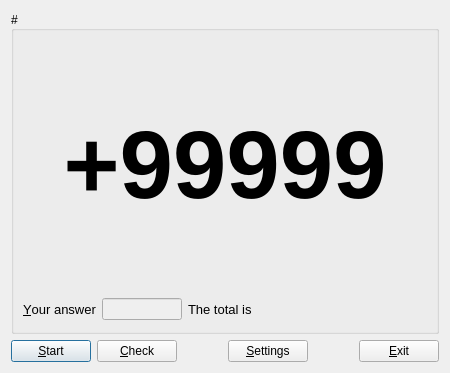
solsticedhiver/mental_calculation, file main.ui: the form before one commit.
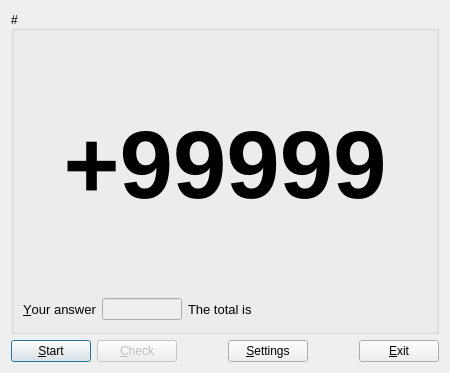
The form after the commit. Icons and pictures are not drawn.

```diff
--- a/main.ui
+++ b/main.ui
@@ -154,6 +154,9 @@
        </item>
        <item>
         <widget class="QPushButton" name="pb_check">
+         <property name="enabled">
+          <bool>false</bool>
+         </property>
          <property name="toolTip">
           <string>Check your answer</string>
          </property>
```
Left out of the diff: 2 changed lines with no effect on the pictures.
